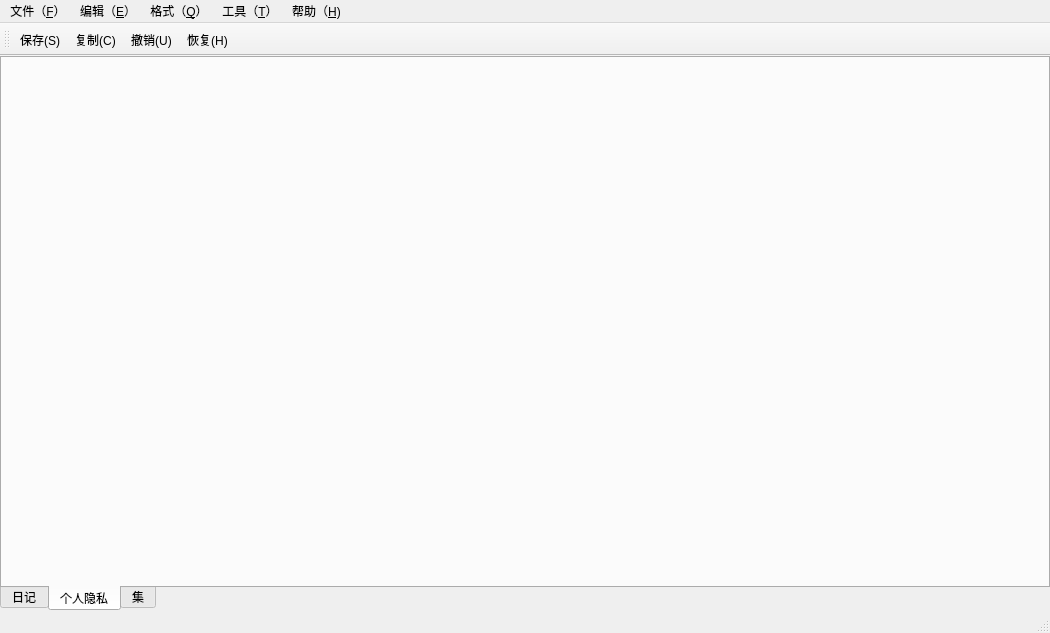
leishengxie/FengZhiHong, file LxDairy/src/DairyMainWindow.ui: the form before one commit.
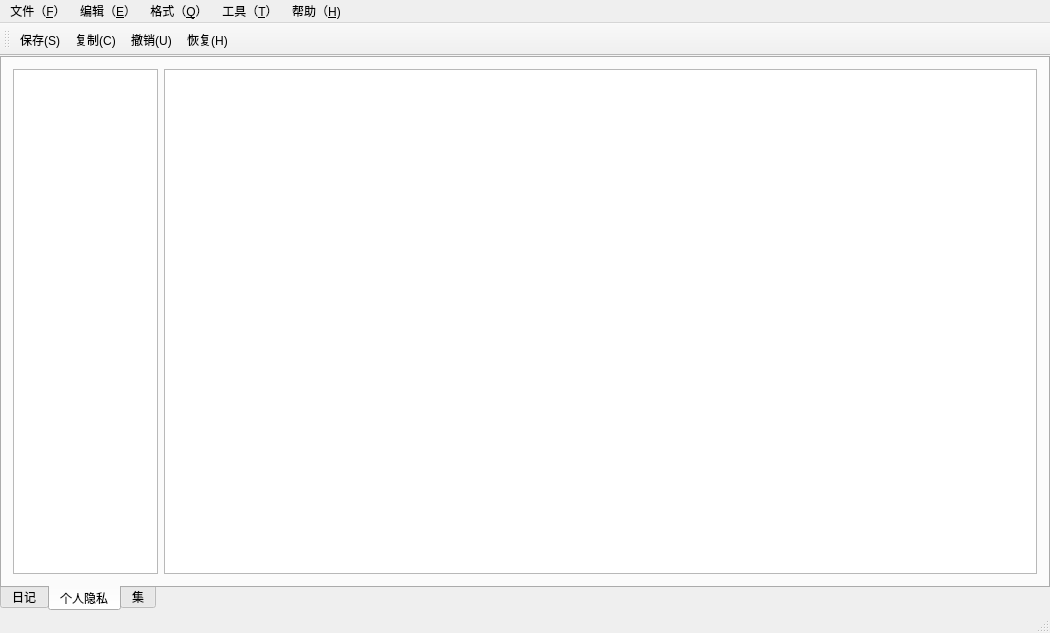
The form after the commit. The open tabs and pages were chosen to show the change. Icons and pictures are not drawn.

Patch:
```diff
--- a/LxDairy/src/DairyMainWindow.ui
+++ b/LxDairy/src/DairyMainWindow.ui
@@ -14,7 +14,7 @@
    <string>MainWindow</string>
   </property>
   <widget class="QWidget" name="centralWidget">
-   <layout class="QVBoxLayout" name="verticalLayout_2">
+   <layout class="QHBoxLayout" name="horizontalLayout_2">
     <property name="spacing">
      <number>0</number>
     </property>
@@ -182,6 +182,22 @@
        <attribute name="title">
         <string>个人隐私</string>
        </attribute>
+       <layout class="QHBoxLayout" name="horizontalLayout_4">
+        <item>
+         <layout class="QHBoxLayout" name="horizontalLayout" stretch="1,6">
+          <item>
+           <widget class="QListView" name="listViewPrivate">
+            <property name="viewMode">
+             <enum>QListView::IconMode</enum>
+            </property>
+           </widget>
+          </item>
+          <item>
+           <widget class="QTableView" name="tableViewPrivate"/>
+          </item>
+         </layout>
+        </item>
+       </layout>
       </widget>
       <widget class="QWidget" name="tab_3">
        <attribute name="title">
```
Left out of the diff: 2 changed lines with no effect on the pictures.
